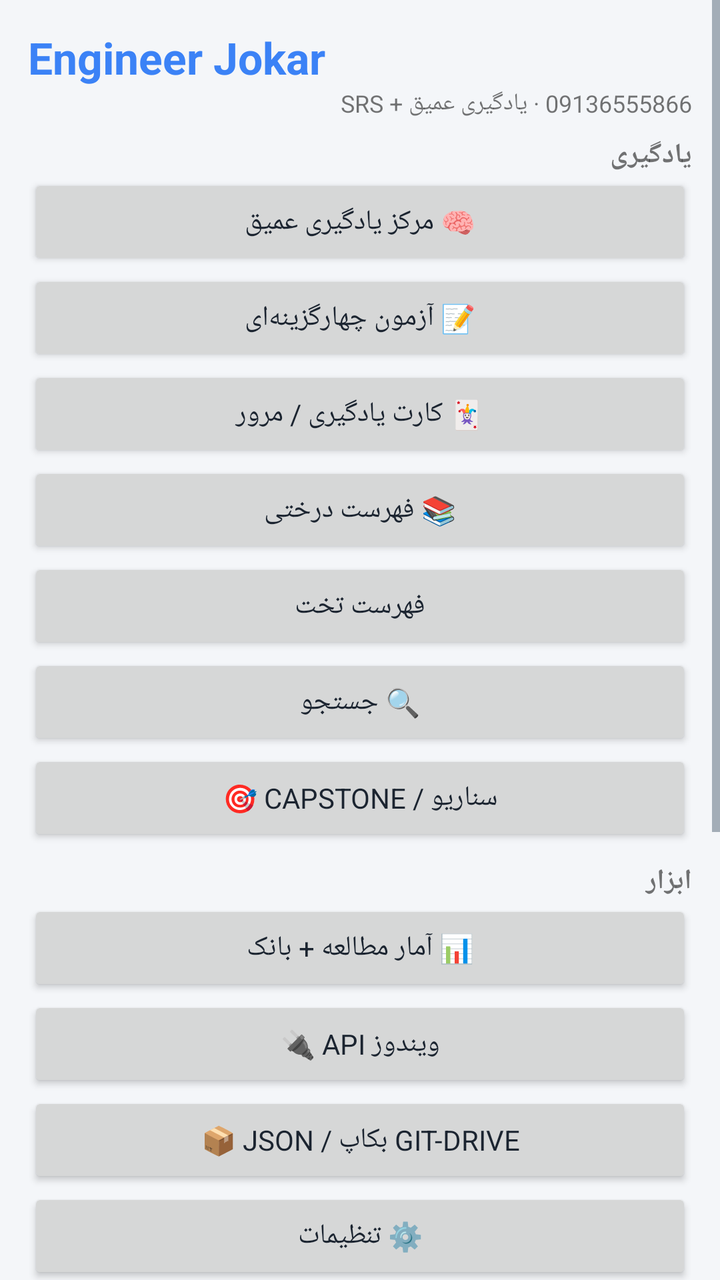
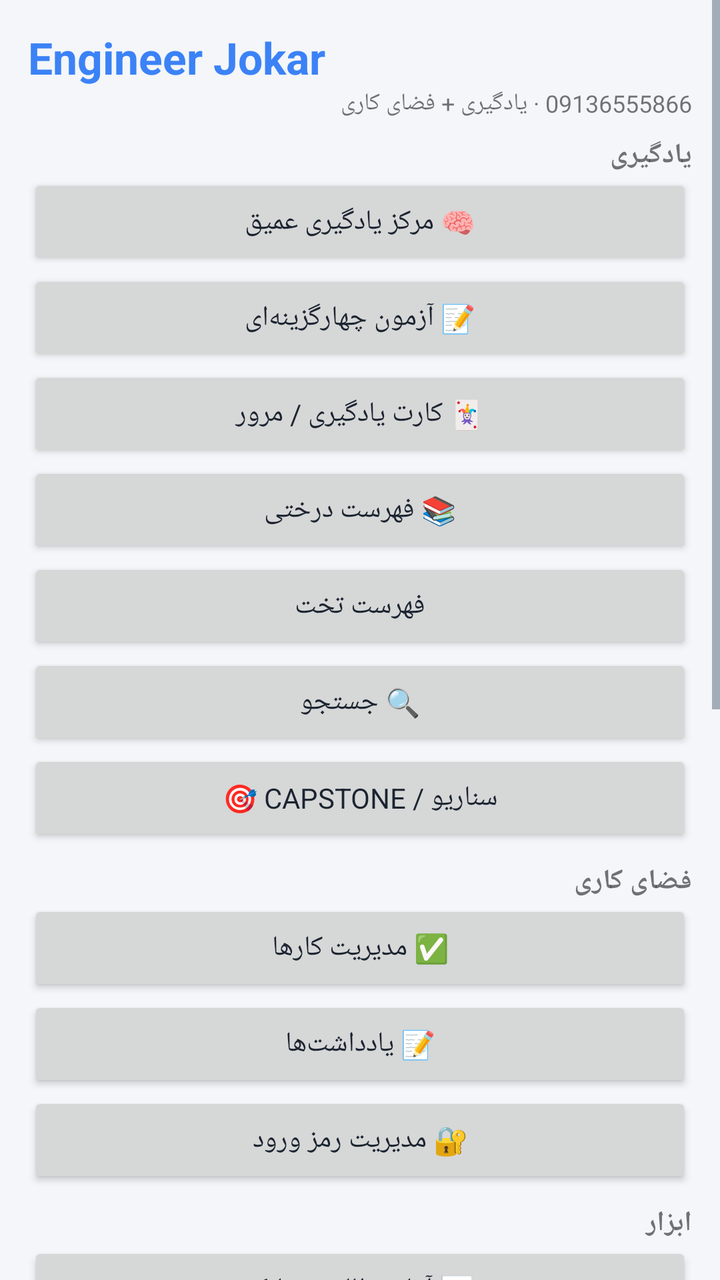

Compare the two renders of this Android layout. The source of the first and the diff that turns it into the second are given below.
<!-- AndroidManifest.xml: application theme Theme.NetEnc -->
<!-- res/layout/activity_main.xml -->
<?xml version="1.0" encoding="utf-8"?>
<ScrollView xmlns:android="http://schemas.android.com/apk/res/android"
    android:layout_width="match_parent"
    android:layout_height="match_parent"
    android:fillViewport="true">

    <LinearLayout
        android:layout_width="match_parent"
        android:layout_height="wrap_content"
        android:orientation="vertical"
        android:padding="14dp"
        android:layoutDirection="rtl">

        <TextView android:layout_width="match_parent" android:layout_height="wrap_content" android:text="Engineer Jokar" android:textSize="22sp" android:textStyle="bold" android:textColor="#3B82F6" />
        <TextView android:layout_width="match_parent" android:layout_height="wrap_content" android:text="09136555866 · یادگیری عمیق + SRS" android:textSize="12sp" android:paddingBottom="8dp" />

        <TextView android:layout_width="match_parent" android:layout_height="wrap_content" android:text="یادگیری" android:textStyle="bold" />
        <Button android:id="@+id/btnStudyHub" android:layout_width="match_parent" android:layout_height="wrap_content" android:text="🧠 مرکز یادگیری عمیق" />
        <Button android:id="@+id/btnQuiz" android:layout_width="match_parent" android:layout_height="wrap_content" android:text="📝 آزمون چهارگزینه‌ای" />
        <Button android:id="@+id/btnFlash" android:layout_width="match_parent" android:layout_height="wrap_content" android:text="🃏 کارت یادگیری / مرور" />
        <Button android:id="@+id/btnTree" android:layout_width="match_parent" android:layout_height="wrap_content" android:text="📚 فهرست درختی" />
        <Button android:id="@+id/btnCatalog" android:layout_width="match_parent" android:layout_height="wrap_content" android:text="فهرست تخت" />
        <Button android:id="@+id/btnSearch" android:layout_width="match_parent" android:layout_height="wrap_content" android:text="🔍 جستجو" />
        <Button android:id="@+id/btnScenarios" android:layout_width="match_parent" android:layout_height="wrap_content" android:text="🎯 Capstone / سناریو" />

        <TextView android:layout_width="match_parent" android:layout_height="wrap_content" android:text="ابزار" android:textStyle="bold" android:paddingTop="8dp" />
        <Button android:id="@+id/btnStats" android:layout_width="match_parent" android:layout_height="wrap_content" android:text="📊 آمار مطالعه + بانک" />
        <Button android:id="@+id/btnApi" android:layout_width="match_parent" android:layout_height="wrap_content" android:text="🔌 API ویندوز" />
        <Button android:id="@+id/btnJson" android:layout_width="match_parent" android:layout_height="wrap_content" android:text="📦 JSON / بکاپ Git-Drive" />
        <Button android:id="@+id/btnSettings" android:layout_width="match_parent" android:layout_height="wrap_content" android:text="⚙️ تنظیمات" />
        <Button android:id="@+id/btnReseed" android:layout_width="match_parent" android:layout_height="wrap_content" android:text="🔄 بازسازی محتوا" />

        <TextView android:layout_width="match_parent" android:layout_height="wrap_content" android:text="Sync" android:textStyle="bold" android:paddingTop="8dp" />
        <EditText android:id="@+id/hostInput" android:layout_width="match_parent" android:layout_height="wrap_content" android:hint="http://IP:5050" android:inputType="textUri" android:layoutDirection="ltr" android:textAlignment="viewStart" />
        <EditText android:id="@+id/tokenInput" android:layout_width="match_parent" android:layout_height="wrap_content" android:hint="توکن" android:inputType="textPassword" />
        <LinearLayout android:layout_width="match_parent" android:layout_height="wrap_content" android:orientation="horizontal">
            <Button android:id="@+id/btnHello" android:layout_width="0dp" android:layout_height="wrap_content" android:layout_weight="1" android:text="اتصال" />
            <Button android:id="@+id/btnSync" android:layout_width="0dp" android:layout_height="wrap_content" android:layout_weight="1" android:text="همگام‌سازی" />
        </LinearLayout>
        <Button android:id="@+id/btnOpenWeb" android:layout_width="match_parent" android:layout_height="wrap_content" android:text="🌐 وب ویندوز" />
        <Button android:id="@+id/btnAbout" android:layout_width="match_parent" android:layout_height="wrap_content" android:text="ℹ️ درباره" />

        <TextView android:id="@+id/logView" android:layout_width="match_parent" android:layout_height="wrap_content" android:paddingTop="10dp" android:textIsSelectable="true" android:textSize="12sp" android:typeface="monospace" android:text="…" />
    </LinearLayout>
</ScrollView>
<!-- resources referenced by this layout -->
<resources>
  <style name="Theme.NetEnc" parent="Theme.MaterialComponents.Light.NoActionBar">
          <item name="colorPrimary">#1D4ED8</item>
          <item name="colorPrimaryVariant">#1E3A8A</item>
          <item name="colorOnPrimary">#FFFFFF</item>
          <item name="colorSecondary">#0F766E</item>
          <item name="colorOnSecondary">#FFFFFF</item>
          <item name="android:statusBarColor">#E8EEF5</item>
          <item name="android:navigationBarColor">#F4F6F9</item>
          <item name="android:windowBackground">#F4F6F9</item>
          <item name="android:textColorPrimary">#1B2430</item>
          <item name="android:textColorSecondary">#5A6A7A</item>
          <item name="android:fontFamily">sans-serif</item>
          <item name="fontFamily">sans-serif</item>
          <item name="android:textDirection">rtl</item>
          <item name="android:windowLightStatusBar">true</item>
      </style>
</resources>

<!-- the commit's change to res/layout/activity_main.xml (unified diff, before → after) -->
@@ -12,7 +12,7 @@
         android:layoutDirection="rtl">
 
         <TextView android:layout_width="match_parent" android:layout_height="wrap_content" android:text="Engineer Jokar" android:textSize="22sp" android:textStyle="bold" android:textColor="#3B82F6" />
-        <TextView android:layout_width="match_parent" android:layout_height="wrap_content" android:text="09136555866 · یادگیری عمیق + SRS" android:textSize="12sp" android:paddingBottom="8dp" />
+        <TextView android:layout_width="match_parent" android:layout_height="wrap_content" android:text="09136555866 · یادگیری + فضای کاری" android:textSize="12sp" android:paddingBottom="8dp" />
 
         <TextView android:layout_width="match_parent" android:layout_height="wrap_content" android:text="یادگیری" android:textStyle="bold" />
         <Button android:id="@+id/btnStudyHub" android:layout_width="match_parent" android:layout_height="wrap_content" android:text="🧠 مرکز یادگیری عمیق" />
@@ -23,10 +23,15 @@
         <Button android:id="@+id/btnSearch" android:layout_width="match_parent" android:layout_height="wrap_content" android:text="🔍 جستجو" />
         <Button android:id="@+id/btnScenarios" android:layout_width="match_parent" android:layout_height="wrap_content" android:text="🎯 Capstone / سناریو" />
 
+        <TextView android:layout_width="match_parent" android:layout_height="wrap_content" android:text="فضای کاری" android:textStyle="bold" android:paddingTop="8dp" />
+        <Button android:id="@+id/btnTasks" android:layout_width="match_parent" android:layout_height="wrap_content" android:text="✅ مدیریت کارها" />
+        <Button android:id="@+id/btnNotes" android:layout_width="match_parent" android:layout_height="wrap_content" android:text="📝 یادداشت‌ها" />
+        <Button android:id="@+id/btnVault" android:layout_width="match_parent" android:layout_height="wrap_content" android:text="🔐 مدیریت رمز ورود" />
+
         <TextView android:layout_width="match_parent" android:layout_height="wrap_content" android:text="ابزار" android:textStyle="bold" android:paddingTop="8dp" />
         <Button android:id="@+id/btnStats" android:layout_width="match_parent" android:layout_height="wrap_content" android:text="📊 آمار مطالعه + بانک" />
         <Button android:id="@+id/btnApi" android:layout_width="match_parent" android:layout_height="wrap_content" android:text="🔌 API ویندوز" />
-        <Button android:id="@+id/btnJson" android:layout_width="match_parent" android:layout_height="wrap_content" android:text="📦 JSON / بکاپ Git-Drive" />
+        <Button android:id="@+id/btnJson" android:layout_width="match_parent" android:layout_height="wrap_content" android:text="📦 JSON / بکاپ" />
         <Button android:id="@+id/btnSettings" android:layout_width="match_parent" android:layout_height="wrap_content" android:text="⚙️ تنظیمات" />
         <Button android:id="@+id/btnReseed" android:layout_width="match_parent" android:layout_height="wrap_content" android:text="🔄 بازسازی محتوا" />
 
